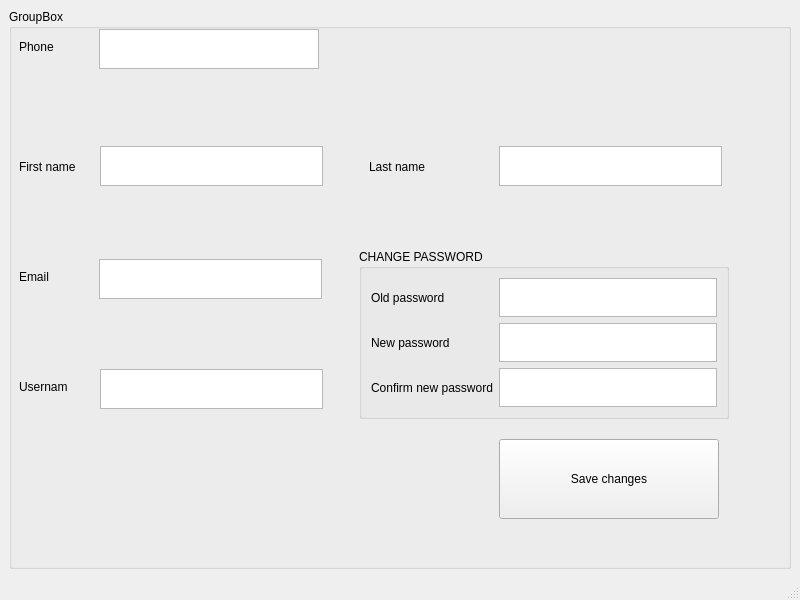
HoSaiN-643/QuantumDeck, file My_Beloved_Client/change_profile.ui: the form before one commit.
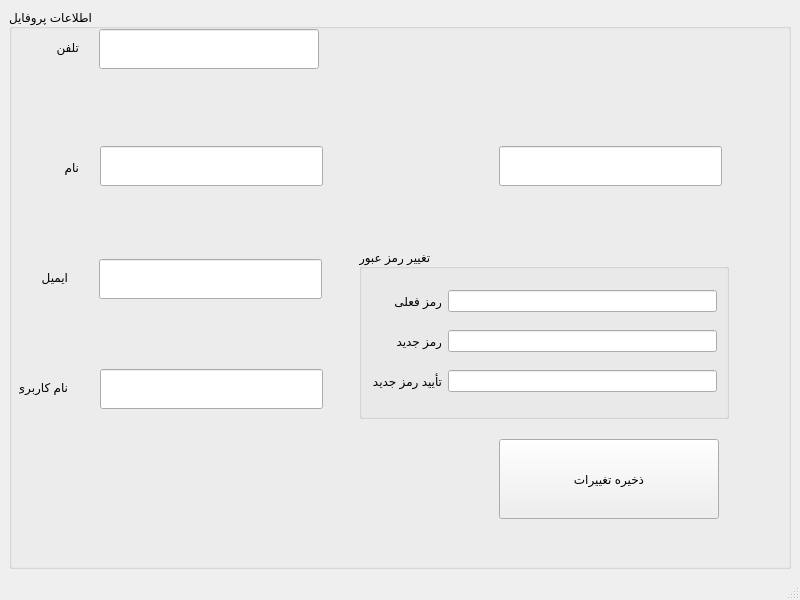
The form after the commit.

Commit message: first01 change_profile

The edit to the form file:
```diff
--- a/My_Beloved_Client/change_profile.ui
+++ b/My_Beloved_Client/change_profile.ui
@@ -18,7 +18,7 @@
     <item row="0" column="0">
      <widget class="QGroupBox" name="groupBox">
       <property name="title">
-       <string>GroupBox</string>
+       <string>اطلاعات پروفایل</string>
       </property>
       <widget class="QLabel" name="label">
        <property name="geometry">
@@ -30,7 +30,7 @@
         </rect>
        </property>
        <property name="text">
-        <string>Phone</string>
+        <string>تلفن</string>
        </property>
       </widget>
       <widget class="QLabel" name="label_2">
@@ -43,7 +43,7 @@
         </rect>
        </property>
        <property name="text">
-        <string>First name</string>
+        <string>نام</string>
        </property>
       </widget>
       <widget class="QLabel" name="label_3">
@@ -56,7 +56,7 @@
         </rect>
        </property>
        <property name="text">
-        <string>Email</string>
+        <string>ایمیل</string>
        </property>
       </widget>
       <widget class="QLabel" name="label_4">
@@ -69,7 +69,7 @@
         </rect>
        </property>
        <property name="text">
-        <string>Username</string>
+        <string>نام کاربری</string>
        </property>
       </widget>
       <widget class="QGroupBox" name="groupBox_2">
@@ -82,38 +82,50 @@
         </rect>
        </property>
        <property name="title">
-        <string>CHANGE PASSWORD</string>
+        <string>تغییر رمز عبور</string>
        </property>
        <layout class="QGridLayout" name="gridLayout_2">
-        <item row="2" column="0">
-         <widget class="QLabel" name="label_7">
-          <property name="text">
-           <string>Confirm new password</string>
-          </property>
-         </widget>
-        </item>
         <item row="0" column="0">
          <widget class="QLabel" name="label_6">
           <property name="text">
-           <string>Old password</string>
+           <string>رمز فعلی</string>
           </property>
          </widget>
         </item>
         <item row="1" column="0">
          <widget class="QLabel" name="label_8">
           <property name="text">
-           <string>New password</string>
+           <string>رمز جدید</string>
+          </property>
+         </widget>
+        </item>
+        <item row="2" column="0">
+         <widget class="QLabel" name="label_7">
+          <property name="text">
+           <string>تأیید رمز جدید</string>
           </property>
          </widget>
         </item>
         <item row="0" column="1">
-         <widget class="QTextEdit" name="textEdit_6"/>
+         <widget class="QLineEdit" name="current_password_lineEdit">
+          <property name="echoMode">
+           <enum>QLineEdit::Password</enum>
+          </property>
+         </widget>
         </item>
         <item row="1" column="1">
-         <widget class="QTextEdit" name="textEdit_7"/>
+         <widget class="QLineEdit" name="new_password_lineEdit">
+          <property name="echoMode">
+           <enum>QLineEdit::Password</enum>
+          </property>
+         </widget>
         </item>
         <item row="2" column="1">
-         <widget class="QTextEdit" name="textEdit_8"/>
+         <widget class="QLineEdit" name="confirm_new_password_lineEdit">
+          <property name="echoMode">
+           <enum>QLineEdit::Password</enum>
+          </property>
+         </widget>
         </item>
        </layout>
       </widget>
@@ -127,10 +139,10 @@
         </rect>
        </property>
        <property name="text">
-        <string>Save changes</string>
+        <string>ذخیره تغییرات</string>
        </property>
       </widget>
-      <widget class="QTextEdit" name="textEdit">
+      <widget class="QLineEdit" name="phone_lineEdit">
        <property name="geometry">
         <rect>
          <x>90</x>
@@ -140,20 +152,7 @@
         </rect>
        </property>
       </widget>
-      <widget class="QLabel" name="label_5">
-       <property name="geometry">
-        <rect>
-         <x>360</x>
-         <y>150</y>
-         <width>60</width>
-         <height>16</height>
-        </rect>
-       </property>
-       <property name="text">
-        <string>Last name</string>
-       </property>
-      </widget>
-      <widget class="QTextEdit" name="textEdit_2">
+      <widget class="QLineEdit" name="firstname_lineEdit">
        <property name="geometry">
         <rect>
          <x>91</x>
@@ -163,7 +162,7 @@
         </rect>
        </property>
       </widget>
-      <widget class="QTextEdit" name="textEdit_3">
+      <widget class="QLineEdit" name="lastname_lineEdit">
        <property name="geometry">
         <rect>
          <x>490</x>
@@ -173,7 +172,7 @@
         </rect>
        </property>
       </widget>
-      <widget class="QTextEdit" name="textEdit_4">
+      <widget class="QLineEdit" name="email_lineEdit">
        <property name="geometry">
         <rect>
          <x>90</x>
@@ -183,7 +182,7 @@
         </rect>
        </property>
       </widget>
-      <widget class="QTextEdit" name="textEdit_5">
+      <widget class="QLineEdit" name="username_lineEdit">
        <property name="geometry">
         <rect>
          <x>91</x>
```
Left out of the diff: 4 changed lines with no effect on the pictures. The commit also changes 2 other files.
